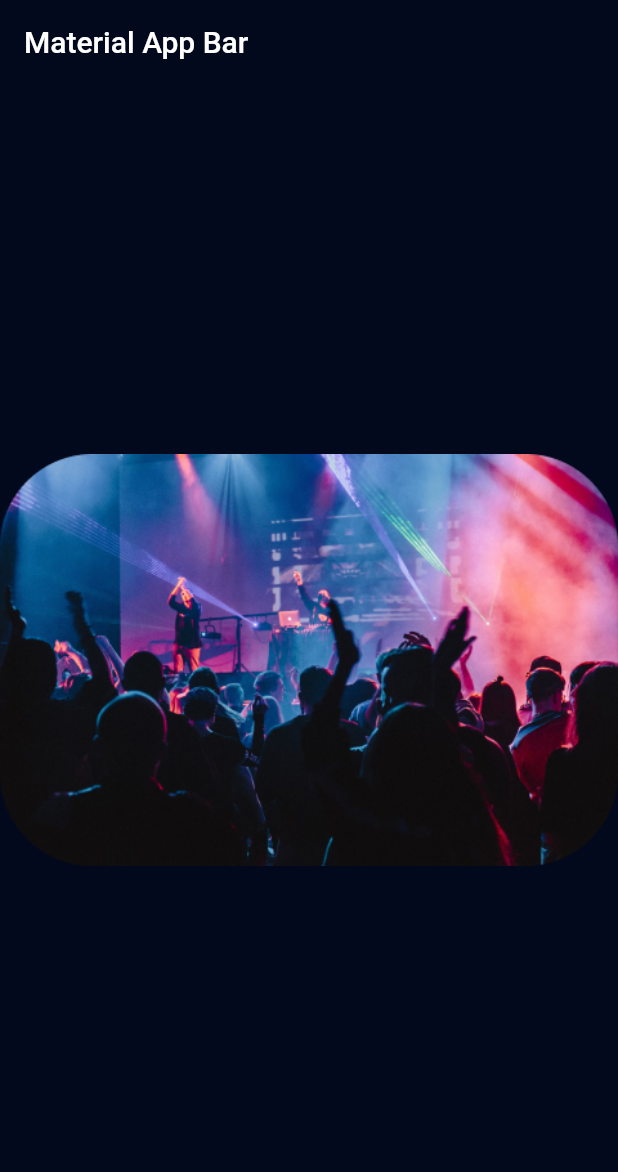
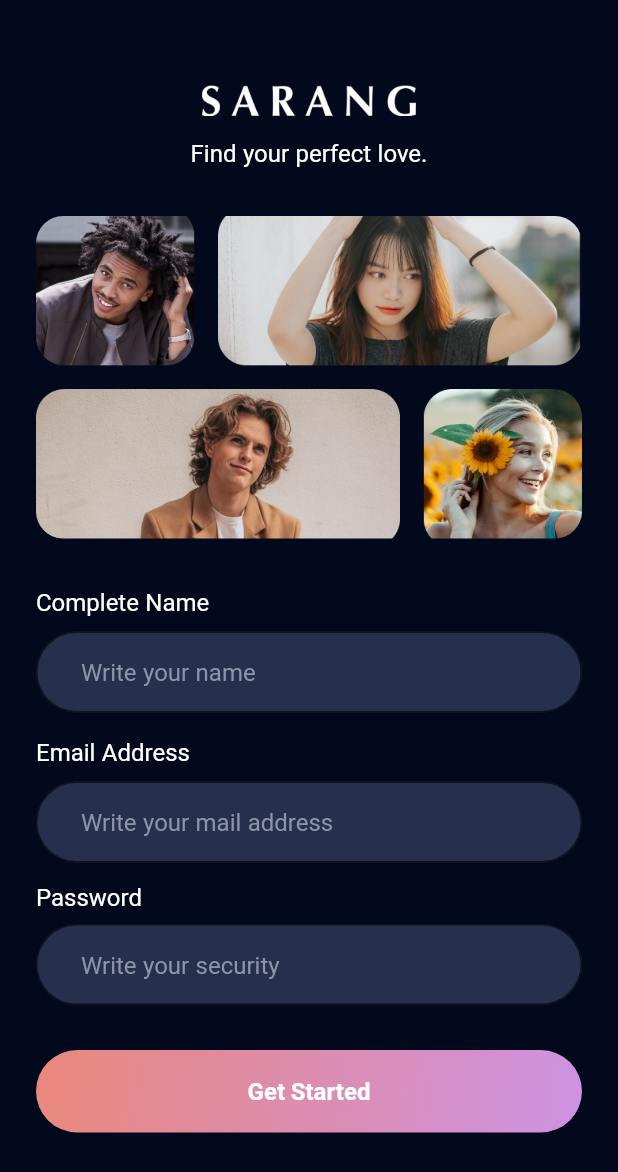
Before and after one commit to irfanzidniofficial/flutter_sarang_app_like_tinder, a Flutter app: the screen it shows after launch, on a phone screen of 412 x 824 dp. Shown: the top 1172 px of the screen. Run offline on Flutter 3.47's test engine with Material 2 defaults, Android fonts, the phone set to English and light mode, and no system bars; our stand-ins replace google_fonts.

Commit message:
slicing sign in screen

```diff
--- a/lib/src/app.dart
+++ b/lib/src/app.dart
@@ -1,5 +1,5 @@
 import 'package:flutter/material.dart';
-import 'package:flutter_sarang_app_like_tinder/src/theme_manager/asset_image_icon_manager.dart';
+import 'package:flutter_sarang_app_like_tinder/src/features/authentication/presentation/sign_up_screen.dart';
 import 'package:flutter_sarang_app_like_tinder/src/theme_manager/theme_data_manager.dart';
 
 class AppScreen extends StatelessWidget {
@@ -12,16 +12,10 @@ class AppScreen extends StatelessWidget {
     return MaterialApp(
       title: 'Material App',
       theme: getApplicationThemeData(),
-      home: Scaffold(
-        appBar: AppBar(
-          title: const Text('Material App Bar'),
-        ),
-        body: Center(
-          child: Image.asset(
-            '${AssetImageIconManager.assetPath}/hobby1_image.png',
-          ),
-        ),
-      ),
+      initialRoute: SignUpScreen.routeName,
+      routes: {
+        SignUpScreen.routeName: ((context) => const SignUpScreen()),
+      },
     );
   }
 }
--- /dev/null
+++ b/lib/src/common_widgets/banner_widget.dart
@@ -0,0 +1,17 @@
+import 'package:flutter/material.dart';
+import 'package:flutter_sarang_app_like_tinder/src/common_widgets/hero_widget.dart';
+import 'package:flutter_sarang_app_like_tinder/src/common_widgets/logo_and_tagline_widget.dart';
+
+class BannerWidget extends StatelessWidget {
+  const BannerWidget({super.key});
+
+  @override
+  Widget build(BuildContext context) {
+    return Column(
+      children: const [
+        LogoAndTagLineWidget(),
+        HeroWidget(),
+      ],
+    );
+  }
+}
--- /dev/null
+++ b/lib/src/common_widgets/custom_bottom_widget.dart
@@ -0,0 +1,46 @@
+import 'package:flutter/material.dart';
+import 'package:flutter_sarang_app_like_tinder/src/theme_manager/color_manager.dart';
+import 'package:flutter_sarang_app_like_tinder/src/theme_manager/font_manager.dart';
+import 'package:flutter_sarang_app_like_tinder/src/theme_manager/style_manager.dart';
+import 'package:flutter_sarang_app_like_tinder/src/theme_manager/values_manager.dart';
+
+class CustomButtonWidget extends StatelessWidget {
+  const CustomButtonWidget({
+    super.key,
+    required this.title,
+    required this.onTap,
+  });
+  final String title;
+  final VoidCallback onTap;
+
+  @override
+  Widget build(BuildContext context) {
+    return GestureDetector(
+      onTap: onTap,
+      child: Container(
+        width: double.infinity,
+        height: 55.0,
+        alignment: Alignment.center,
+        decoration: BoxDecoration(
+          borderRadius: BorderRadius.circular(
+            AppSize.s50,
+          ),
+          gradient: LinearGradient(
+            colors: [
+              ColorManager.pink,
+              ColorManager.purple,
+            ],
+            begin: Alignment.topLeft,
+            end: Alignment.bottomRight,
+          ),
+        ),
+        child: Text(
+          title,
+          style: getWhiteTextStyle(
+            fontWeight: FontWeightManager.semibold,
+          ),
+        ),
+      ),
+    );
+  }
+}
--- /dev/null
+++ b/lib/src/common_widgets/custom_text_button_widget.dart
@@ -0,0 +1,25 @@
+import 'package:flutter/material.dart';
+import 'package:flutter_sarang_app_like_tinder/src/theme_manager/style_manager.dart';
+
+class CustomTextButtonWidget extends StatelessWidget {
+  const CustomTextButtonWidget({
+    super.key,
+    required this.title,
+    required this.onPressed,
+  });
+  final String title;
+  final VoidCallback onPressed;
+
+  @override
+  Widget build(BuildContext context) {
+    return TextButton(
+      onPressed: onPressed,
+      child: Text(
+        title,
+        style: getBlack30TextStyle().copyWith(
+          decoration: TextDecoration.underline,
+        ),
+      ),
+    );
+  }
+}
--- /dev/null
+++ b/lib/src/common_widgets/custom_text_field.dart
@@ -0,0 +1,58 @@
+import 'package:flutter/material.dart';
+import 'package:flutter_sarang_app_like_tinder/src/theme_manager/color_manager.dart';
+import 'package:flutter_sarang_app_like_tinder/src/theme_manager/style_manager.dart';
+import 'package:flutter_sarang_app_like_tinder/src/theme_manager/values_manager.dart';
+
+class CustomTextFieldWidget extends StatelessWidget {
+  const CustomTextFieldWidget({
+    super.key,
+    required this.labelName,
+    required this.hintText,
+    this.isObsecure = false,
+    required this.controller,
+  });
+
+  final String labelName;
+  final String hintText;
+  final bool isObsecure;
+  final TextEditingController controller;
+
+  @override
+  Widget build(BuildContext context) {
+    return Column(
+      crossAxisAlignment: CrossAxisAlignment.start,
+      children: [
+        Text(
+          labelName,
+          style: getWhiteTextStyle(),
+        ),
+        const SizedBox(
+          height: AppSize.s8,
+        ),
+        TextField(
+          controller: controller,
+          obscureText: isObsecure,
+          style: getWhiteTextStyle(),
+          decoration: InputDecoration(
+            contentPadding: const EdgeInsets.symmetric(
+              vertical: AppPadding.p15,
+              horizontal: AppPadding.p30,
+            ),
+            filled: true,
+            fillColor: ColorManager.secondary,
+            hintText: hintText,
+            hintStyle: getBlack30TextStyle(),
+            border: OutlineInputBorder(
+              borderRadius: BorderRadius.circular(
+                AppSize.s50,
+              ),
+            ),
+          ),
+        ),
+        const SizedBox(
+          height: AppSize.s14,
+        )
+      ],
+    );
+  }
+}
--- /dev/null
+++ b/lib/src/common_widgets/hero_widget.dart
@@ -0,0 +1,28 @@
+import 'package:flutter/material.dart';
+import 'package:flutter_sarang_app_like_tinder/src/theme_manager/values_manager.dart';
+
+import '../theme_manager/asset_image_icon_manager.dart';
+
+class HeroWidget extends StatelessWidget {
+  const HeroWidget({super.key});
+
+  @override
+  Widget build(BuildContext context) {
+    return Container(
+      width: double.infinity,
+      height: 215,
+      margin: const EdgeInsets.symmetric(
+        vertical: AppMargin.m30,
+      ),
+      decoration: BoxDecoration(
+        borderRadius: BorderRadius.circular(AppSize.s18),
+        image: const DecorationImage(
+          image: AssetImage(
+            '${AssetImageIconManager.assetPath}/hero_image.png',
+          ),
+          fit: BoxFit.cover,
+        ),
+      ),
+    );
+  }
+}
--- /dev/null
+++ b/lib/src/common_widgets/logo_and_tagline_widget.dart
@@ -0,0 +1,24 @@
+import 'package:flutter/material.dart';
+import 'package:flutter_sarang_app_like_tinder/src/common_widgets/logo_widget.dart';
+import 'package:flutter_sarang_app_like_tinder/src/theme_manager/style_manager.dart';
+import 'package:flutter_sarang_app_like_tinder/src/theme_manager/values_manager.dart';
+
+class LogoAndTagLineWidget extends StatelessWidget {
+  const LogoAndTagLineWidget({super.key});
+
+  @override
+  Widget build(BuildContext context) {
+    return Column(
+      children: [
+        const LogoWidget(),
+        const SizedBox(
+          height: AppSize.s6,
+        ),
+        Text(
+          'Find your perfect love.',
+          style: getWhiteTextStyle(),
+        )
+      ],
+    );
+  }
+}
--- /dev/null
+++ b/lib/src/common_widgets/logo_widget.dart
@@ -0,0 +1,22 @@
+import 'package:flutter/material.dart';
+
+import '../theme_manager/asset_image_icon_manager.dart';
+
+class LogoWidget extends StatelessWidget {
+  const LogoWidget({super.key});
+
+  @override
+  Widget build(BuildContext context) {
+    return Container(
+      width: 143.0,
+      height: 34.0,
+      decoration: const BoxDecoration(
+        image: DecorationImage(
+          image: AssetImage(
+            '${AssetImageIconManager.assetPath}/logo_image.png',
+          ),
+        ),
+      ),
+    );
+  }
+}
--- /dev/null
+++ b/lib/src/features/authentication/presentation/sign_up_screen.dart
@@ -0,0 +1,77 @@
+import 'package:flutter/material.dart';
+import 'package:flutter_sarang_app_like_tinder/src/common_widgets/banner_widget.dart';
+import 'package:flutter_sarang_app_like_tinder/src/common_widgets/custom_bottom_widget.dart';
+import 'package:flutter_sarang_app_like_tinder/src/common_widgets/custom_text_button_widget.dart';
+import 'package:flutter_sarang_app_like_tinder/src/common_widgets/custom_text_field.dart';
+import 'package:flutter_sarang_app_like_tinder/src/theme_manager/values_manager.dart';
+
+class SignUpScreen extends StatefulWidget {
+  static const String routeName = './sign-up';
+  const SignUpScreen({super.key});
+
+  @override
+  State<SignUpScreen> createState() => _SignUpScreenState();
+}
+
+class _SignUpScreenState extends State<SignUpScreen> {
+  final nameController = TextEditingController();
+  final emailController = TextEditingController();
+  final passwordController = TextEditingController();
+
+  @override
+  void dispose() {
+    nameController.clear();
+    emailController.clear();
+    passwordController.clear();
+    super.dispose();
+  }
+
+  @override
+  Widget build(BuildContext context) {
+    return Scaffold(
+      body: Padding(
+        padding: const EdgeInsets.symmetric(
+          vertical: AppPadding.p50,
+          horizontal: AppPadding.p24,
+        ),
+        child: SingleChildScrollView(
+          child: Column(
+            children: [
+              const BannerWidget(),
+              CustomTextFieldWidget(
+                labelName: 'Complete Name',
+                hintText: 'Write your name',
+                controller: nameController,
+              ),
+              CustomTextFieldWidget(
+                labelName: 'Email Address',
+                hintText: 'Write your mail address',
+                controller: emailController,
+              ),
+              CustomTextFieldWidget(
+                labelName: 'Password',
+                hintText: 'Write your security',
+                controller: passwordController,
+                isObsecure: true,
+              ),
+              const SizedBox(
+                height: AppSize.s16,
+              ),
+              CustomButtonWidget(
+                title: 'Get Started',
+                onTap: () {},
+              ),
+              const SizedBox(
+                height: AppSize.s20,
+              ),
+              CustomTextButtonWidget(
+                title: 'Sign In to My Account',
+                onPressed: () {},
+              )
+            ],
+          ),
+        ),
+      ),
+    );
+  }
+}
--- a/lib/src/theme_manager/values_manager.dart
+++ b/lib/src/theme_manager/values_manager.dart
@@ -29,6 +29,7 @@ class AppPadding {
   static const double p10 = 10.0;
   static const double p12 = 12.0;
   static const double p14 = 14.0;
+  static const double p15 = 15.0;
   static const double p16 = 16.0;
   static const double p18 = 18.0;
   static const double p20 = 20.0;
@@ -42,6 +43,7 @@ class AppPadding {
   static const double p36 = 36.0;
   static const double p38 = 38.0;
   static const double p40 = 40.0;
+  static const double p50 = 50.0;
 }
 
 class AppSize {
@@ -65,4 +67,5 @@ class AppSize {
   static const double s36 = 36.0;
   static const double s38 = 38.0;
   static const double s40 = 40.0;
+  static const double s50 = 50.0;
 }
```
